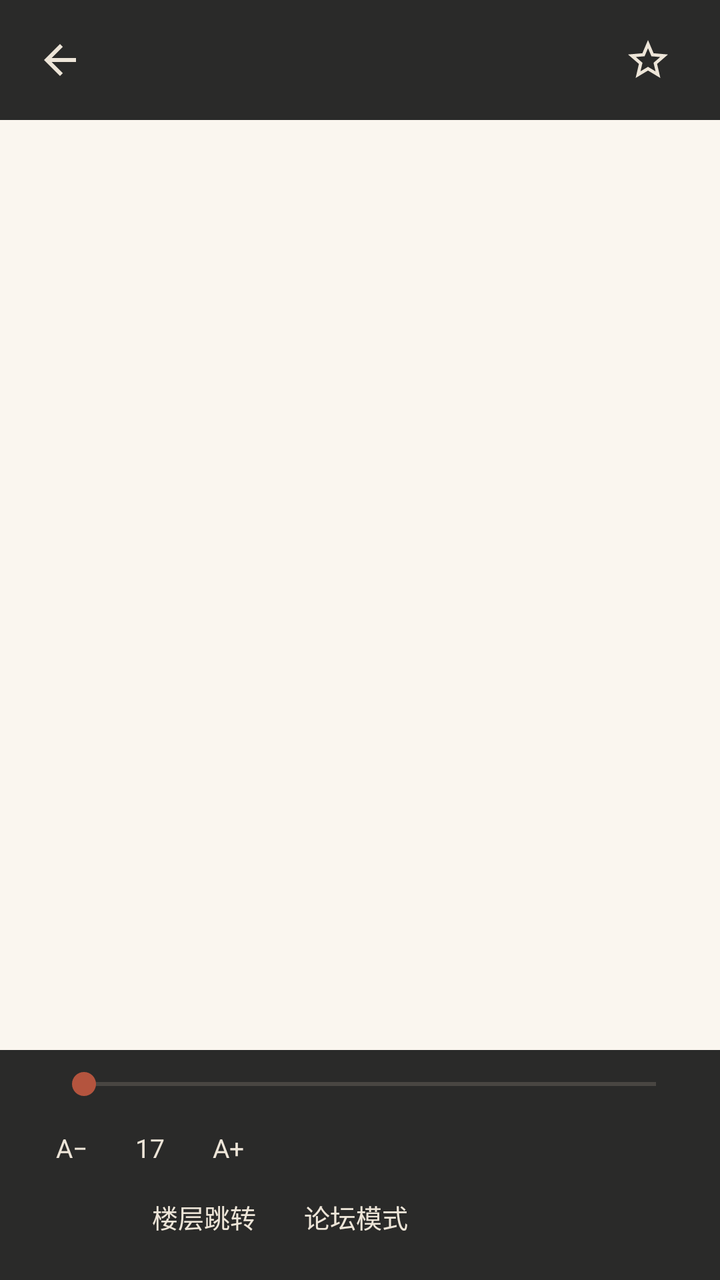
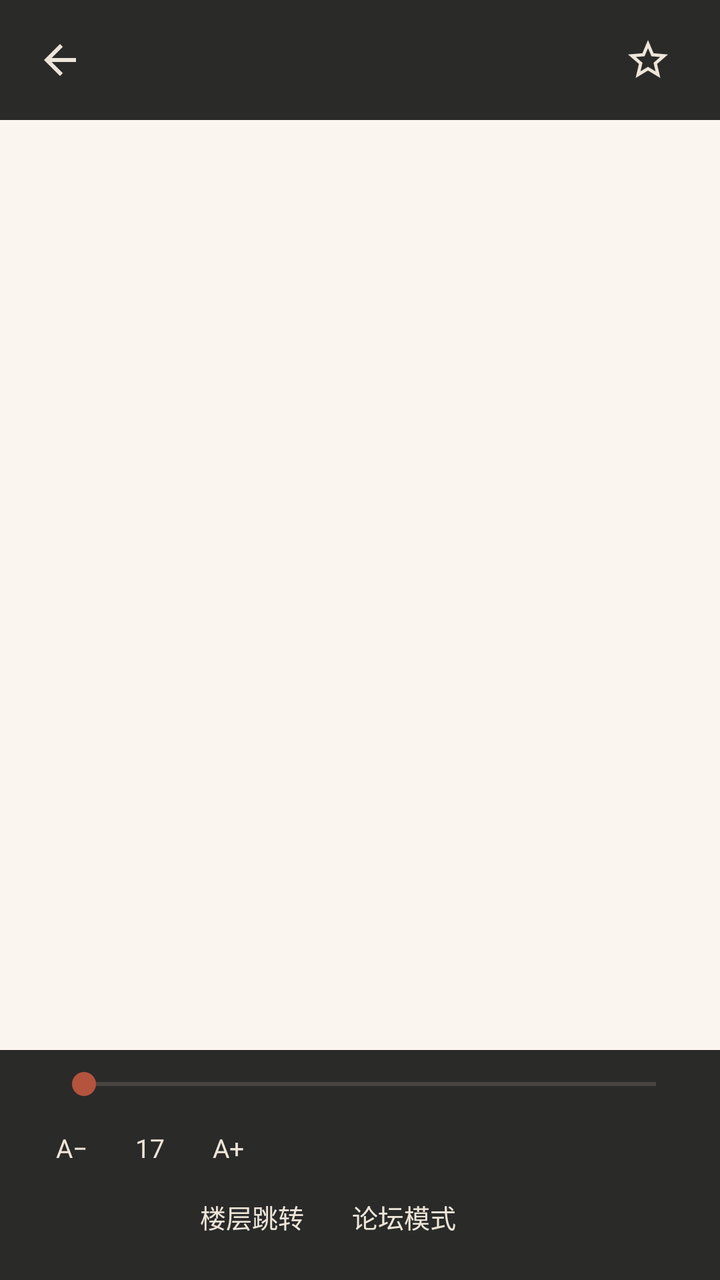

Two renders of the same Android screen: before a commit and after it. Below are the layout's source before the change and the commit's diff.
<!-- AndroidManifest.xml: application theme Theme.LitReader -->
<!-- res/layout/activity_reader.xml -->
<?xml version="1.0" encoding="utf-8"?>
<FrameLayout xmlns:android="http://schemas.android.com/apk/res/android"
    xmlns:app="http://schemas.android.com/apk/res-auto"
    android:id="@+id/root"
    android:layout_width="match_parent"
    android:layout_height="match_parent">

    
    <FrameLayout
        android:id="@+id/content"
        android:layout_width="match_parent"
        android:layout_height="match_parent">

        <androidx.viewpager2.widget.ViewPager2
            android:id="@+id/pager"
            android:visibility="gone"
            android:layout_width="match_parent"
            android:layout_height="match_parent" />

        <ScrollView
            android:id="@+id/scrollWrap"
            android:visibility="gone"
            android:scrollbars="none"
            android:layout_width="match_parent"
            android:layout_height="match_parent">

            <TextView
                android:id="@+id/scrollText"
                android:textSize="17sp"
                android:lineSpacingMultiplier="1.9"
                android:paddingStart="22dp"
                android:paddingEnd="22dp"
                android:paddingTop="26dp"
                android:paddingBottom="26dp"
                android:layout_width="match_parent"
                android:layout_height="wrap_content" />
        </ScrollView>

        
        <LinearLayout
            android:id="@+id/errorBox"
            android:orientation="vertical"
            android:gravity="center"
            android:visibility="gone"
            android:layout_width="match_parent"
            android:layout_height="match_parent">
            <TextView
                android:id="@+id/tvError"
                android:textSize="14sp"
                android:layout_width="wrap_content"
                android:layout_height="wrap_content" />
            <LinearLayout
                android:orientation="horizontal"
                android:layout_marginTop="14dp"
                android:layout_width="wrap_content"
                android:layout_height="wrap_content">
                <TextView
                    android:id="@+id/btnRetry"
                    android:text="@string/retry"
                    android:textSize="14sp"
                    android:paddingStart="18dp"
                    android:paddingEnd="18dp"
                    android:paddingTop="8dp"
                    android:paddingBottom="8dp"
                    android:background="@drawable/bg_gallery_action"
                    android:layout_width="wrap_content"
                    android:layout_height="wrap_content" />
                <TextView
                    android:id="@+id/btnErrorForum"
                    android:text="@string/reader_forum"
                    android:textSize="14sp"
                    android:layout_marginStart="12dp"
                    android:paddingStart="18dp"
                    android:paddingEnd="18dp"
                    android:paddingTop="8dp"
                    android:paddingBottom="8dp"
                    android:background="@drawable/bg_gallery_action"
                    android:layout_width="wrap_content"
                    android:layout_height="wrap_content" />
            </LinearLayout>
        </LinearLayout>
    </FrameLayout>

    <ProgressBar
        android:id="@+id/progress"
        android:layout_gravity="center"
        android:visibility="gone"
        android:layout_width="wrap_content"
        android:layout_height="wrap_content" />

    
    <LinearLayout
        android:id="@+id/menuTop"
        android:orientation="horizontal"
        android:gravity="center_vertical"
        android:background="@color/readerMenuBg"
        android:paddingStart="8dp"
        android:paddingEnd="14dp"
        android:paddingTop="8dp"
        android:paddingBottom="8dp"
        android:layout_width="match_parent"
        android:layout_height="wrap_content">
        <ImageButton
            android:id="@+id/btnBack"
            android:contentDescription="@string/back"
            android:src="@drawable/ic_back"
            android:layout_width="44dp"
            android:layout_height="44dp"
            android:background="?attr/selectableItemBackgroundBorderless"
            app:tint="@color/galleryOnDark" />
        <TextView
            android:id="@+id/tvTitle"
            android:textSize="15sp"
            android:textColor="@color/galleryOnDark"
            android:maxLines="1"
            android:ellipsize="end"
            android:layout_marginStart="4dp"
            android:layout_width="0dp"
            android:layout_weight="1"
            android:layout_height="wrap_content" />
        <ImageButton
            android:id="@+id/btnFav"
            android:contentDescription="@string/favorite_add"
            android:src="@drawable/ic_star_outline"
            android:layout_width="44dp"
            android:layout_height="44dp"
            android:background="?attr/selectableItemBackgroundBorderless"
            app:tint="@color/galleryOnDark" />
    </LinearLayout>

    
    <LinearLayout
        android:id="@+id/menuBottom"
        android:orientation="vertical"
        android:background="@color/readerMenuBg"
        android:paddingStart="16dp"
        android:paddingEnd="16dp"
        android:paddingTop="8dp"
        android:paddingBottom="14dp"
        android:layout_gravity="bottom"
        android:layout_width="match_parent"
        android:layout_height="wrap_content">

        <LinearLayout
            android:orientation="horizontal"
            android:gravity="center_vertical"
            android:layout_width="match_parent"
            android:layout_height="wrap_content">
            <TextView
                android:id="@+id/tvPagePos"
                android:textSize="12sp"
                android:textColor="@color/galleryOnDark"
                android:layout_width="wrap_content"
                android:layout_height="wrap_content" />
            <SeekBar
                android:id="@+id/seek"
                android:layout_marginStart="10dp"
                android:layout_width="0dp"
                android:layout_weight="1"
                android:layout_height="wrap_content"
                android:thumbTint="@color/accent"
                android:progressTint="@color/accent"
                android:progressBackgroundTint="@color/gallerySubtle" />
        </LinearLayout>

        <LinearLayout
            android:orientation="horizontal"
            android:layout_marginTop="6dp"
            android:layout_width="match_parent"
            android:layout_height="wrap_content">
            <TextView
                android:id="@+id/btnFontDown"
                android:text="A−"
                style="@style/ReaderMenuItem" />
            <TextView
                android:id="@+id/tvFont"
                android:text="17"
                style="@style/ReaderMenuItem" />
            <TextView
                android:id="@+id/btnFontUp"
                android:text="A+"
                style="@style/ReaderMenuItem" />
            <TextView
                android:id="@+id/btnLine"
                style="@style/ReaderMenuItem" />
            <TextView
                android:id="@+id/btnTheme"
                style="@style/ReaderMenuItem" />
        </LinearLayout>

        <LinearLayout
            android:orientation="horizontal"
            android:layout_width="match_parent"
            android:layout_height="wrap_content">
            <TextView
                android:id="@+id/btnFlip"
                style="@style/ReaderMenuItem" />
            <TextView
                android:id="@+id/btnMarks"
                style="@style/ReaderMenuItem" />
            <TextView
                android:id="@+id/btnFloorJump"
                android:text="@string/reader_floor_jump"
                style="@style/ReaderMenuItem" />
            <TextView
                android:id="@+id/btnForum"
                android:text="@string/reader_forum"
                style="@style/ReaderMenuItem" />
        </LinearLayout>
    </LinearLayout>
</FrameLayout>
<!-- resources referenced by this layout -->
<resources>
  <color name="accent">#B4543E</color>
  <color name="galleryOnDark">#EDE5D8</color>
  <color name="gallerySubtle">#A3988A</color>
  <color name="readerMenuBg">#E6141414</color>
  <!-- drawable bg_gallery_action (drawable) -->
  <?xml version="1.0" encoding="utf-8"?>
  <shape xmlns:android="http://schemas.android.com/apk/res/android" android:shape="rectangle">
      <solid android:color="#30EDE5D8" />
      <corners android:radius="20dp" />
  </shape>
  <!-- drawable ic_back (drawable) -->
  <vector xmlns:android="http://schemas.android.com/apk/res/android"
      android:width="24dp" android:height="24dp"
      android:viewportWidth="24" android:viewportHeight="24">
      <path android:fillColor="@android:color/white"
          android:pathData="M20,11H7.83l5.59,-5.59L12,4l-8,8 8,8 1.41,-1.41L7.83,13H20v-2z" />
  </vector>
  <!-- drawable ic_star_outline (drawable) -->
  <vector xmlns:android="http://schemas.android.com/apk/res/android"
      android:width="24dp" android:height="24dp"
      android:viewportWidth="24" android:viewportHeight="24">
      <path android:fillColor="@android:color/white"
          android:pathData="M22,9.24l-7.19,-0.62L12,2 9.19,8.63 2,9.24l5.46,4.73L5.82,21 12,17.27 18.18,21l-1.63,-7.03L22,9.24zM12,15.4l-3.76,2.27 1,-4.28 -3.32,-2.88 4.38,-0.38L12,6.1l1.71,4.04 4.38,0.38 -3.32,2.88 1,4.28L12,15.4z" />
  </vector>
  <string name="back">返回</string>
  <string name="favorite_add">收藏</string>
  <string name="reader_floor_jump">楼层跳转</string>
  <string name="reader_forum">论坛模式</string>
  <string name="retry">重试</string>
  <style name="ReaderMenuItem">
          <item name="android:textSize">13sp</item>
          <item name="android:textColor">@color/galleryOnDark</item>
          <item name="android:paddingStart">12dp</item>
          <item name="android:paddingEnd">12dp</item>
          <item name="android:paddingTop">8dp</item>
          <item name="android:paddingBottom">8dp</item>
          <item name="android:clickable">true</item>
          <item name="android:background">?attr/selectableItemBackground</item>
          <item name="android:layout_width">wrap_content</item>
          <item name="android:layout_height">wrap_content</item>
      </style>
  <style name="Theme.LitReader" parent="Theme.Material3.DayNight.NoActionBar">
          <item name="colorPrimary">@color/accent</item>
          <item name="colorOnPrimary">@color/onPrimary</item>
          <item name="colorPrimaryContainer">@color/accentSoft</item>
          <item name="colorOnPrimaryContainer">@color/accentDeep</item>
          <item name="android:colorBackground">@color/bgPaper</item>
          <item name="colorSurface">@color/bgSurface</item>
          <item name="colorOnSurface">@color/inkPrimary</item>
          <item name="colorOnSurfaceVariant">@color/inkSecondary</item>
          <item name="android:statusBarColor">@color/bgPaper</item>
          <item name="android:windowLightStatusBar">true</item>
          <item name="android:windowBackground">@color/bgPaper</item>
      </style>
  <color name="onPrimary">#FFFFFF</color>
  <color name="accentSoft">#F5E3DC</color>
  <color name="accentDeep">#7E3323</color>
  <color name="bgPaper">#FAF6EF</color>
  <color name="bgSurface">#FFFFFF</color>
  <color name="inkPrimary">#241E17</color>
  <color name="inkSecondary">#6E6354</color>
</resources>

<!-- the commit's change to res/layout/activity_reader.xml (unified diff, before → after) -->
@@ -31,7 +31,7 @@
                 android:paddingStart="22dp"
                 android:paddingEnd="22dp"
                 android:paddingTop="26dp"
-                android:paddingBottom="26dp"
+                android:paddingBottom="44dp"
                 android:layout_width="match_parent"
                 android:layout_height="wrap_content" />
         </ScrollView>
@@ -199,6 +199,9 @@
                 android:id="@+id/btnMarks"
                 style="@style/ReaderMenuItem" />
             <TextView
+                android:id="@+id/btnFinished"
+                style="@style/ReaderMenuItem" />
+            <TextView
                 android:id="@+id/btnFloorJump"
                 android:text="@string/reader_floor_jump"
                 style="@style/ReaderMenuItem" />
